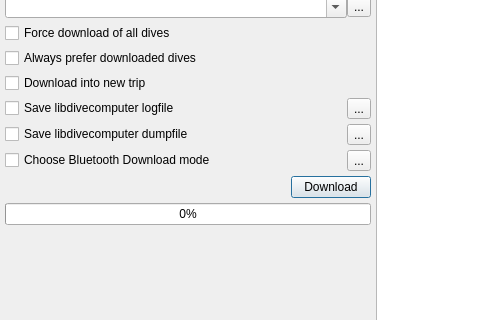
Old version of the form qt-ui/downloadfromdivecomputer.ui in the repository subsurface/subsurface; both pictures show x 0 to 502 and y 120 to 440 of the 747 by 535 pixel window.
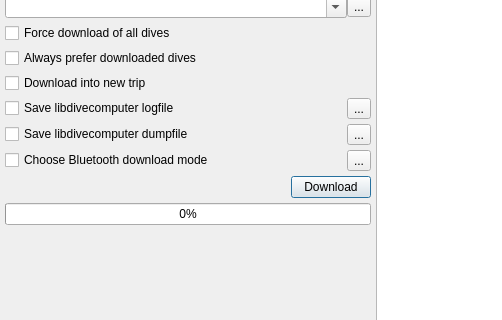
New version of the form. Icons and pictures are not drawn.

```diff
--- a/qt-ui/downloadfromdivecomputer.ui
+++ b/qt-ui/downloadfromdivecomputer.ui
@@ -119,7 +119,7 @@
          <item row="11" column="0">
           <widget class="QCheckBox" name="bluetoothMode">
            <property name="text">
-            <string>Choose Bluetooth Download mode</string>
+            <string>Choose Bluetooth download mode</string>
            </property>
           </widget>
          </item>
```
